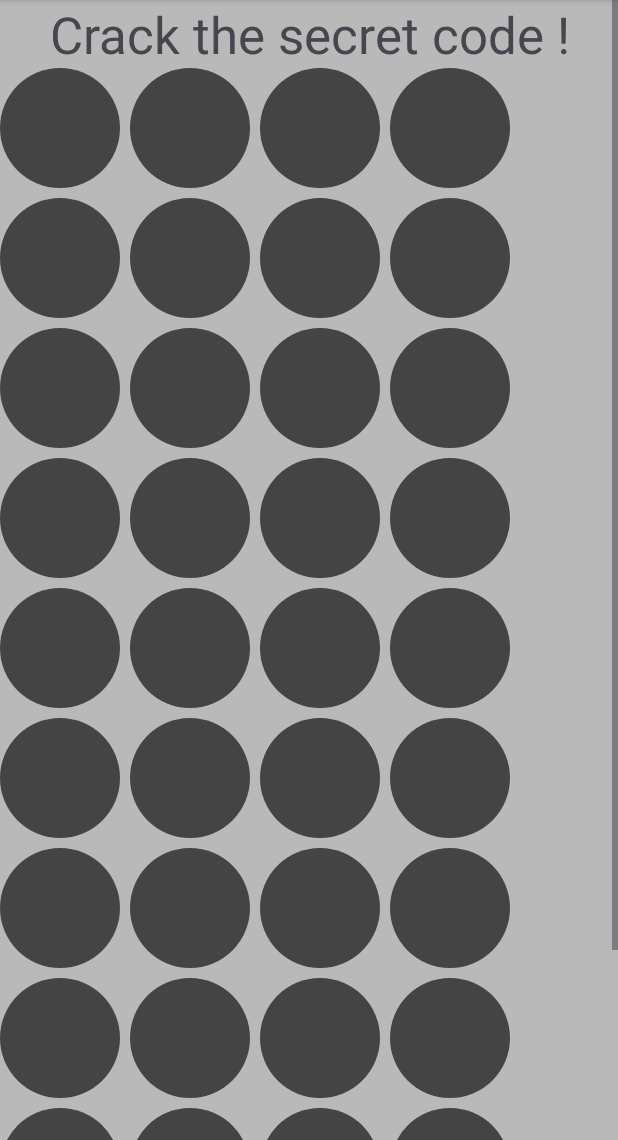
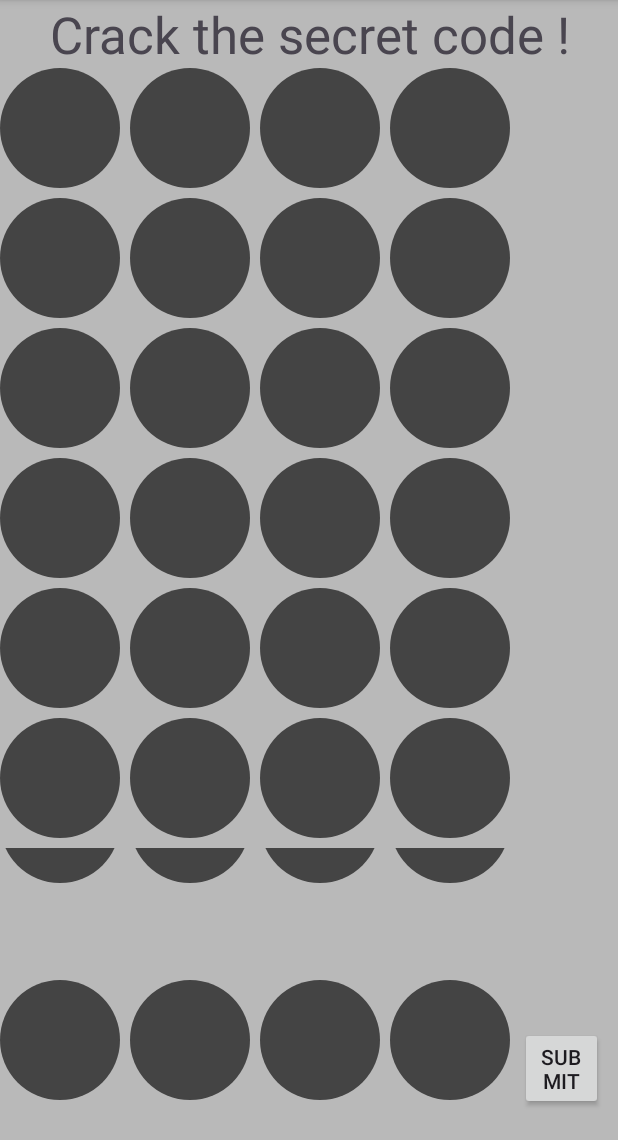
Before and after one commit to lepeli/mastermind, an Android app: the GameWindowActivity screen opened directly, with no data from a screen before it, on a phone screen of 412 x 824 dp, the part 96-1236 px from its top. Run offline under Robolectric (Android 15) with nearby library versions, the phone set to English and light mode, and no system bars.

```diff
--- a/app/src/main/res/layout/activity_game_window.xml
+++ b/app/src/main/res/layout/activity_game_window.xml
@@ -19,7 +19,7 @@
     <dev.binks.mastermind.view.GameGridView
         android:id="@+id/gameView"
         android:layout_width="wrap_content"
-        android:layout_height="wrap_content"
+        android:layout_height="550dp"
         android:layout_below="@id/gameTitle" />
 
     <dev.binks.mastermind.view.InputCombinationView
@@ -34,7 +34,7 @@
         android:layout_width="wrap_content"
         android:layout_height="wrap_content"
         android:layout_marginEnd="10dp"
-        android:layout_marginBottom="10dp"
+        android:layout_marginBottom="20dp"
         android:layout_toRightOf="@id/gameInputView"
         android:layout_alignParentBottom="true"
         android:text="Submit"/>
```
Also changed, not shown: app/src/main/java/dev/binks/mastermind/activities/GameWindowActivity.java (+17 -3 lines).
